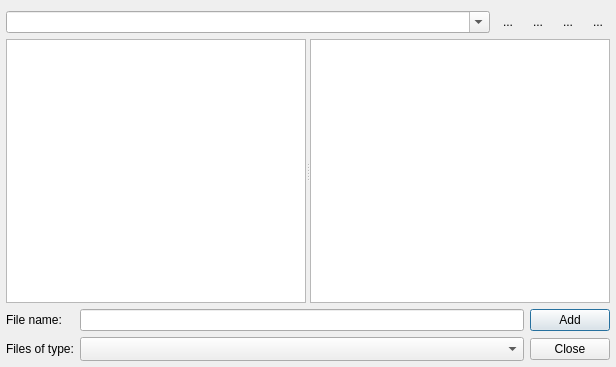
The window that src/plugins/FileDialogs/QmmpFileDialog/qmmpfiledialog.ui (ksv1986/qmmp-staging) describes before a commit, drawn with Qt 5.
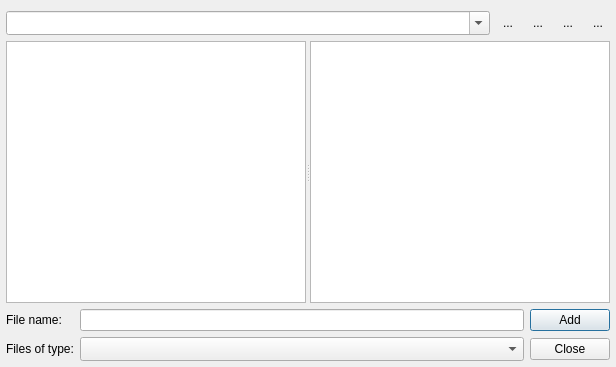
The same window after the commit.

```diff
--- a/src/plugins/FileDialogs/QmmpFileDialog/qmmpfiledialog.ui
+++ b/src/plugins/FileDialogs/QmmpFileDialog/qmmpfiledialog.ui
@@ -187,6 +187,9 @@
        <property name="editable">
         <bool>true</bool>
        </property>
+       <property name="sizeAdjustPolicy">
+        <enum>QComboBox::AdjustToMinimumContentsLengthWithIcon</enum>
+       </property>
       </widget>
      </item>
      <item>
```
